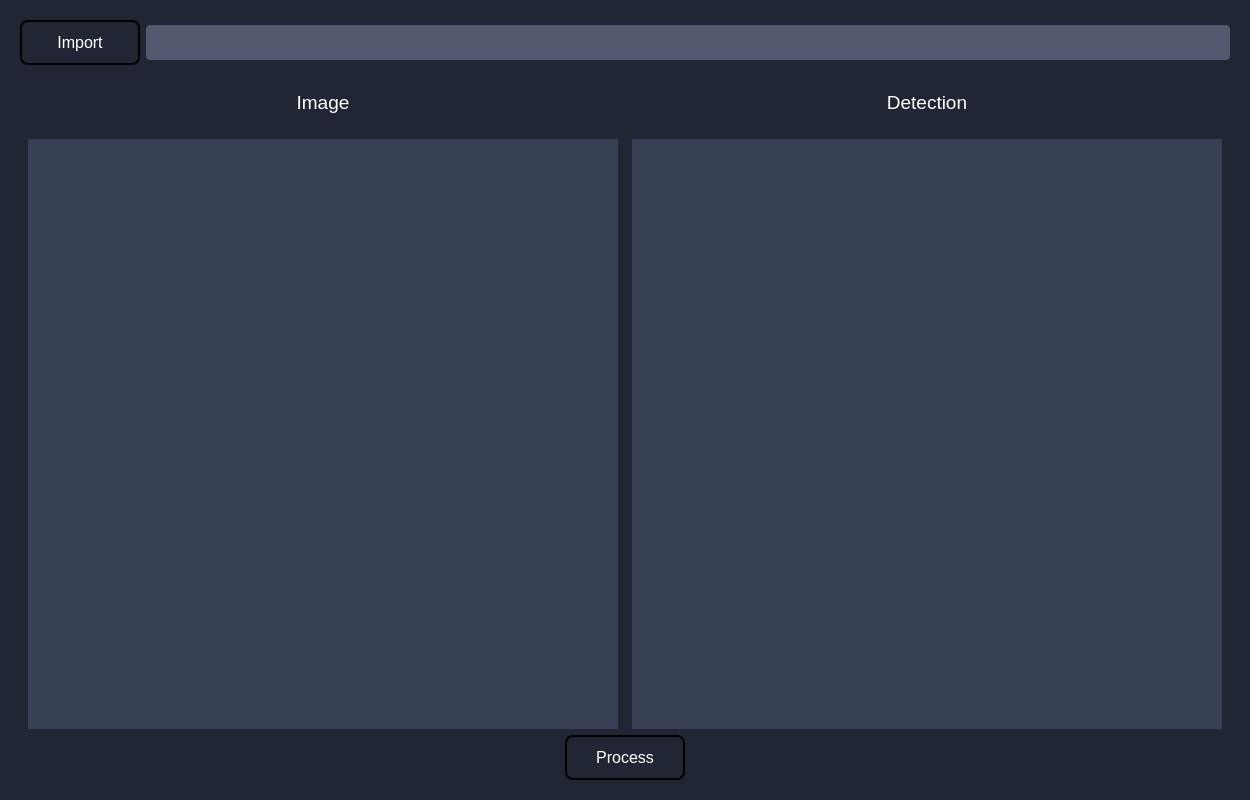
The window that qt_main.ui (KevinPan2021/Object-Detection-YOLOv8) describes before a commit, drawn with Qt 5.
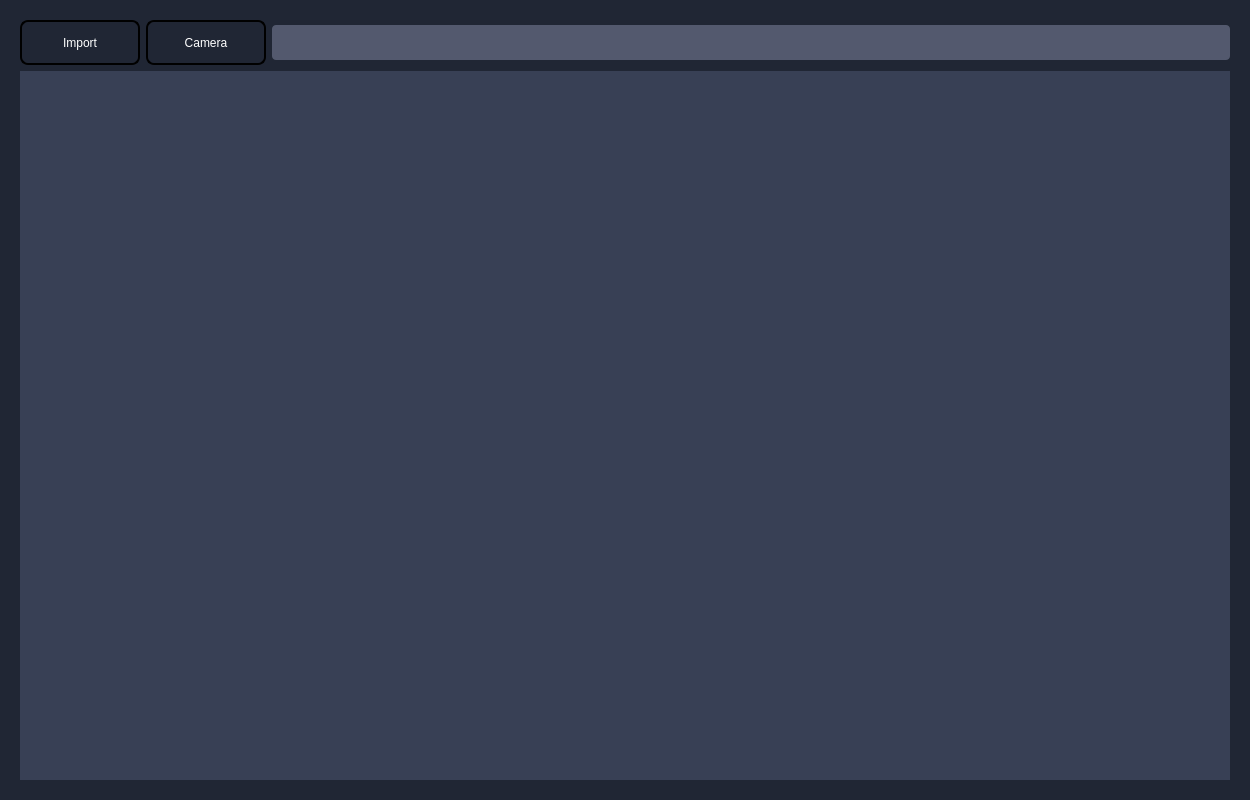
The same window after the commit.

```diff
--- a/qt_main.ui
+++ b/qt_main.ui
@@ -68,43 +68,6 @@
     </property>
     <item row="0" column="0">
      <layout class="QGridLayout" name="gridLayout_2">
-      <item row="2" column="0">
-       <layout class="QHBoxLayout" name="horizontalLayout_4">
-        <item>
-         <widget class="QToolButton" name="toolButton_process">
-          <property name="minimumSize">
-           <size>
-            <width>120</width>
-            <height>45</height>
-           </size>
-          </property>
-          <property name="maximumSize">
-           <size>
-            <width>120</width>
-            <height>45</height>
-           </size>
-          </property>
-          <property name="font">
-           <font>
-            <pointsize>12</pointsize>
-           </font>
-          </property>
-          <property name="styleSheet">
-           <string notr="true">QToolButton {
-	color:white; 
-	background:qlineargradient(spread:pad, x1:0, y1:1, x2:0, y2:0, 		stop:0 rgba(32, 38, 52, 255), 
-		stop:1 rgba(91, 99, 120, 255));
-	border: 2px solid black;
-	border-radius: 8px;
-}</string>
-          </property>
-          <property name="text">
-           <string>Process</string>
-          </property>
-         </widget>
-        </item>
-       </layout>
-      </item>
       <item row="0" column="0">
        <layout class="QHBoxLayout" name="horizontalLayout">
         <item>
@@ -123,7 +86,7 @@
           </property>
           <property name="font">
            <font>
-            <pointsize>12</pointsize>
+            <pointsize>9</pointsize>
            </font>
           </property>
           <property name="styleSheet">
@@ -140,6 +103,61 @@
           </property>
          </widget>
         </item>
+        <item>
+         <widget class="QToolButton" name="toolButton_camera">
+          <property name="minimumSize">
+           <size>
+            <width>120</width>
+            <height>45</height>
+           </size>
+          </property>
+          <property name="maximumSize">
+           <size>
+            <width>120</width>
+            <height>45</height>
+           </size>
+          </property>
+          <property name="font">
+           <font>
+            <pointsize>9</pointsize>
+           </font>
+          </property>
+          <property name="styleSheet">
+           <string notr="true">QToolButton {
+	color:white; 
+	background:qlineargradient(spread:pad, x1:0, y1:1, x2:0, y2:0, 		stop:0 rgba(32, 38, 52, 255), 
+		stop:1 rgba(91, 99, 120, 255));
+	border: 2px solid black;
+	border-radius: 8px;
+}
+
+QToolButton:checked {
+	color:white; 
+	background-color: rgba(121, 129, 150, 255);
+	border: 2px solid black;
+	border-radius: 8px;
+	padding: 0;
+}
+
+QToolButton:disabled {
+	color:gray; 
+	background-color: rgba(32, 38, 52, 255);
+	border: 2px solid black;
+	border-radius: 8px;
+	padding: 0;
+}</string>
+          </property>
+          <property name="text">
+           <string>Camera</string>
+          </property>
+          <property name="checkable">
+           <bool>true</bool>
+          </property>
+          <property name="checked">
+           <bool>false</bool>
+          </property>
+         </widget>
+        </item>
         <item>
          <widget class="QLineEdit" name="lineEdit_import">
           <property name="enabled">
@@ -174,36 +192,24 @@
        <layout class="QHBoxLayout" name="horizontalLayout_2">
         <item>
          <layout class="QVBoxLayout" name="verticalLayout">
-          <item>
-           <widget class="QLabel" name="label_3">
-            <property name="font">
-             <font>
-              <pointsize>14</pointsize>
-             </font>
-            </property>
-            <property name="styleSheet">
-             <string notr="true">color:white</string>
-            </property>
-            <property name="text">
-             <string>Image</string>
-            </property>
-            <property name="alignment">
-             <set>Qt::AlignCenter</set>
-            </property>
-           </widget>
-          </item>
           <item>
            <widget class="QLabel" name="label_image">
+            <property name="sizePolicy">
+             <sizepolicy hsizetype="Expanding" vsizetype="Expanding">
+              <horstretch>0</horstretch>
+              <verstretch>0</verstretch>
+             </sizepolicy>
+            </property>
             <property name="minimumSize">
              <size>
-              <width>590</width>
-              <height>590</height>
+              <width>0</width>
+              <height>0</height>
              </size>
             </property>
             <property name="maximumSize">
              <size>
-              <width>590</width>
-              <height>590</height>
+              <width>16777215</width>
+              <height>16777215</height>
              </size>
             </property>
             <property name="autoFillBackground">
@@ -216,60 +222,13 @@
              <string/>
             </property>
             <property name="scaledContents">
-             <bool>true</bool>
-            </property>
-           </widget>
-          </item>
-         </layout>
-        </item>
-        <item>
-         <layout class="QVBoxLayout" name="verticalLayout_2">
-          <item>
-           <widget class="QLabel" name="label_4">
-            <property name="font">
-             <font>
-              <pointsize>14</pointsize>
-             </font>
-            </property>
-            <property name="styleSheet">
-             <string notr="true">color:white</string>
-            </property>
-            <property name="text">
-             <string>Detection</string>
+             <bool>false</bool>
             </property>
             <property name="alignment">
              <set>Qt::AlignCenter</set>
             </property>
            </widget>
           </item>
-          <item>
-           <widget class="QLabel" name="label_detection">
-            <property name="minimumSize">
-             <size>
-              <width>590</width>
-              <height>590</height>
-             </size>
-            </property>
-            <property name="maximumSize">
-             <size>
-              <width>590</width>
-              <height>590</height>
-             </size>
-            </property>
-            <property name="autoFillBackground">
-             <bool>false</bool>
-            </property>
-            <property name="styleSheet">
-             <string notr="true">background-color: rgb(56, 64, 85);</string>
-            </property>
-            <property name="text">
-             <string/>
-            </property>
-            <property name="scaledContents">
-             <bool>true</bool>
-            </property>
-           </widget>
-          </item>
          </layout>
         </item>
        </layout>
```
